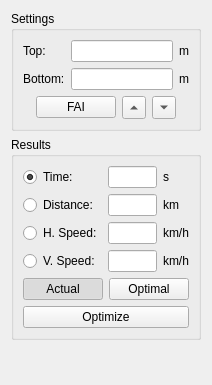
This is src/scoringview.ui in flysight/flysight-viewer-qt as Qt 5 draws it before an edit. The edited form follows.
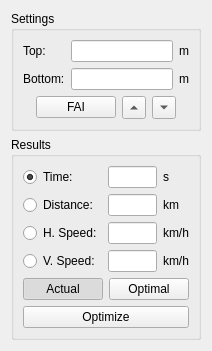
This is the edited form.

Commit message: Clean up wind view interface elements

What changed in the file:
```diff
--- a/src/scoringview.ui
+++ b/src/scoringview.ui
@@ -7,11 +7,11 @@
     <x>0</x>
     <y>0</y>
     <width>200</width>
-    <height>385</height>
+    <height>350</height>
    </rect>
   </property>
   <property name="sizePolicy">
-   <sizepolicy hsizetype="Preferred" vsizetype="Preferred">
+   <sizepolicy hsizetype="Minimum" vsizetype="Minimum">
     <horstretch>0</horstretch>
     <verstretch>0</verstretch>
    </sizepolicy>
```
The commit also changes 2 other files.
